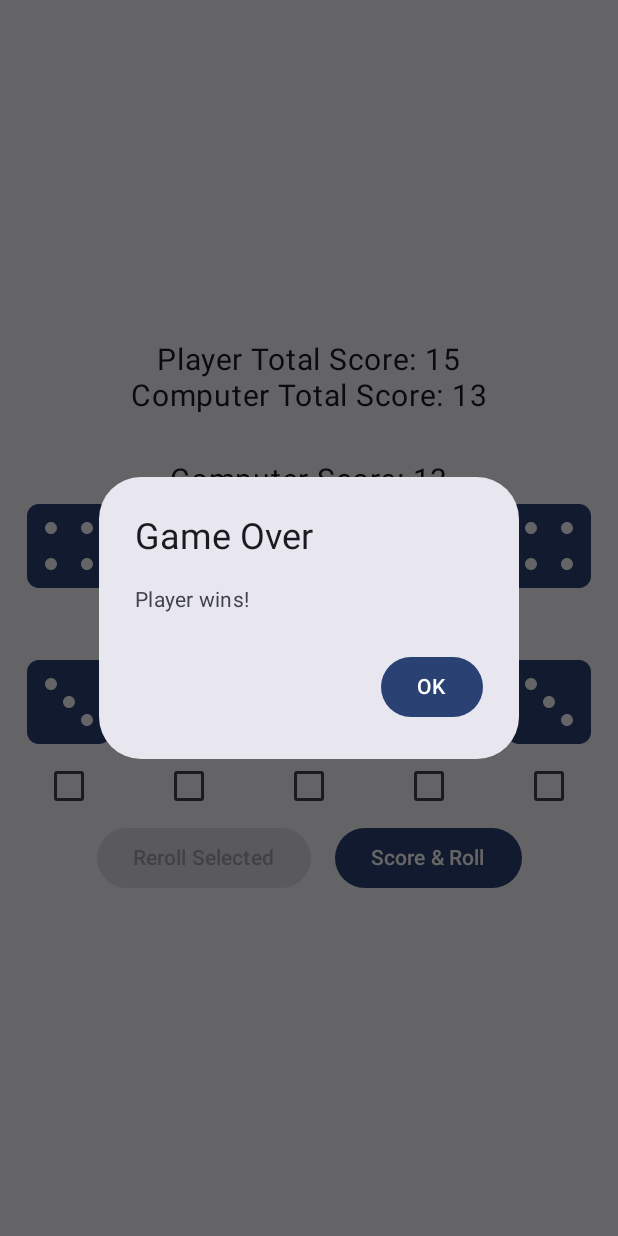
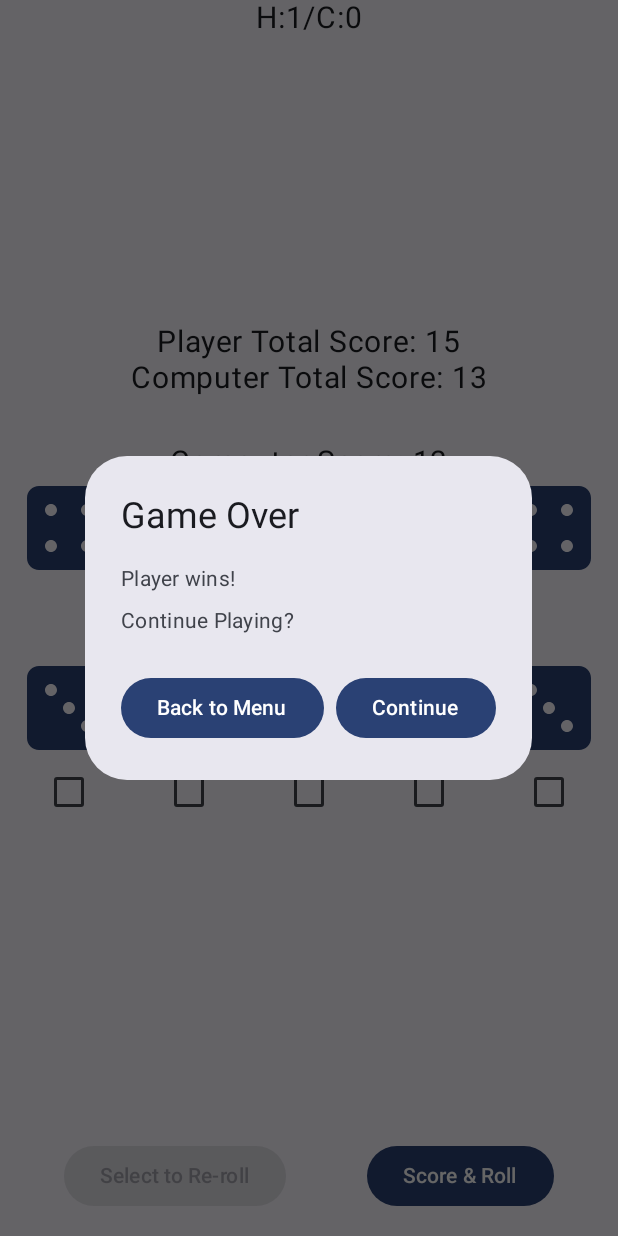
Before and after one commit to sameerasw/dicing, an Android app built with Jetpack Compose: the composable GameScreen called with empty values, after a tap on "Score & Roll", on a phone screen of 412 x 824 dp. Run offline under Robolectric (Android 15) with nearby library versions, the phone set to English and light mode, and no system bars.

Commit message:
round counter and lyout updates.

```diff
--- a/app/src/main/java/com/sameerasw/dicing/GameScreen.kt
+++ b/app/src/main/java/com/sameerasw/dicing/GameScreen.kt
@@ -14,6 +14,7 @@ import androidx.compose.ui.unit.sp
 import com.sameerasw.dicing.DiceLogic.rerollDice
 import com.sameerasw.dicing.DiceLogic.rollDice
 import com.sameerasw.dicing.GameLogic.computerReroll
+import androidx.compose.ui.Alignment.Companion.CenterHorizontally
 import kotlin.random.Random
 
 @Composable
@@ -48,7 +49,8 @@ fun GameScreen(
     var winner by rememberSaveable { mutableStateOf("") }
     var computerRerollCount by rememberSaveable { mutableStateOf(0) }
     var isTieBreaker by rememberSaveable { mutableStateOf(false) }
-
+    var humanWins by rememberSaveable { mutableStateOf(0) }
+    var computerWins by rememberSaveable { mutableStateOf(0) }
 
     fun resetDice() {
         playerDice = rollDice()
@@ -61,9 +63,17 @@ fun GameScreen(
 
     Column(
         modifier = Modifier.fillMaxSize(),
-        horizontalAlignment = Alignment.CenterHorizontally,
-        verticalArrangement = Arrangement.Center
+        horizontalAlignment = CenterHorizontally,
+        verticalArrangement = Arrangement.SpaceBetween // Distribute space
     ) {
+        // Top - Win Count
+        Text(
+            modifier = Modifier.align(CenterHorizontally), // Center horizontally
+            text = "H:$humanWins/C:$computerWins",
+            fontSize = 20.sp
+        )
+        Column(horizontalAlignment = CenterHorizontally,
+            verticalArrangement = Arrangement.Center) {
             Text("Player Total Score: $playerTotalScore", fontSize = 20.sp)
             Text("Computer Total Score: $computerTotalScore", fontSize = 20.sp)
 
@@ -72,7 +82,7 @@ fun GameScreen(
             Text("Computer Score: $computerScore", fontSize = 20.sp)
             DiceRow(diceValues = computerDice, isPlayer = false)
 
-        Spacer(modifier = Modifier.height(16.dp))
+            Spacer(modifier = Modifier.height(32.dp))
 
             Text("Player Score: $playerScore", fontSize = 20.sp)
             DiceRow(
@@ -84,8 +94,17 @@ fun GameScreen(
                 },
                 enableSelection = rerollCount < 2
             )
+        }
 
-        Row {
+
+        // Bottom - Buttons
+        Row(
+            modifier = Modifier
+                .fillMaxWidth()
+                .padding(16.dp),
+            horizontalArrangement = Arrangement.SpaceAround,
+            verticalAlignment = Alignment.Bottom
+        ) {
             Button(onClick = {
                 if (rerollCount < 2 && selectedDice.any { it }) {
                     playerDice = rerollDice(playerDice, selectedDice)
@@ -94,10 +113,8 @@ fun GameScreen(
                     rerollCount++
                 }
             }, enabled = rerollCount < 2 && selectedDice.any { it }) {
-                Text("Reroll Selected")
+                Text(if (rerollCount > 1) "No More Re-rolls" else if (selectedDice.none { it }) "Select to Re-roll" else "Re-roll selected")
             }
-
-            Spacer(modifier = Modifier.width(16.dp))
 
             Button(onClick = {
                 // Computer's Turn
@@ -129,8 +146,14 @@ fun GameScreen(
                     }
                     else {
                         winner = when {
-                            newPlayerTotalScore > newComputerTotalScore -> "Player"
-                            newComputerTotalScore > newPlayerTotalScore -> "Computer"
+                            newPlayerTotalScore > newComputerTotalScore -> {
+                                humanWins++
+                                "Player"
+                            }
+                            newComputerTotalScore > newPlayerTotalScore -> {
+                                computerWins++
+                                "Computer"
+                            }
                             else -> "Tie"
                         }
                         showWinDialog = true
@@ -148,19 +171,20 @@ fun GameScreen(
 
     if (showWinDialog) {
         AlertDialog(
-            onDismissRequest = {
-                showWinDialog = false
-                playerTotalScore = 0
-                computerTotalScore = 0
-                onBack()
-            },
+            onDismissRequest = { showWinDialog = false },
             title = { Text("Game Over") },
             text = {
+                Column {
+                    Text(
                         when (winner) {
-                    "Tie" -> Text("It's a tie! Rolling Again.")
-                    "Player" -> Text("Player wins!")
-                    "Computer" -> Text("Computer wins!")
-                    else -> Text("Game Over")
+                            "Tie" -> "It's a tie!"
+                            "Player" -> "Player wins!"
+                            "Computer" -> "Computer wins!"
+                            else -> "Game Over"
+                        }
+                    )
+                    Spacer(modifier = Modifier.height(8.dp))
+                    Text("Continue Playing?")
                 }
             },
             confirmButton = {
@@ -168,9 +192,20 @@ fun GameScreen(
                     showWinDialog = false
                     playerTotalScore = 0
                     computerTotalScore = 0
+                    resetDice()
+                    isTieBreaker = false
+                }) {
+                    Text("Continue")
+                }
+            },
+            dismissButton = {
+                Button(onClick = {
+                    showWinDialog = false
+                    playerTotalScore = 0
+                    computerTotalScore = 0
                     onBack()
                 }) {
-                    Text("OK")
+                    Text("Back to Menu")
                 }
             }
         )
```
Lines whose indentation alone changed are shown as unchanged.
